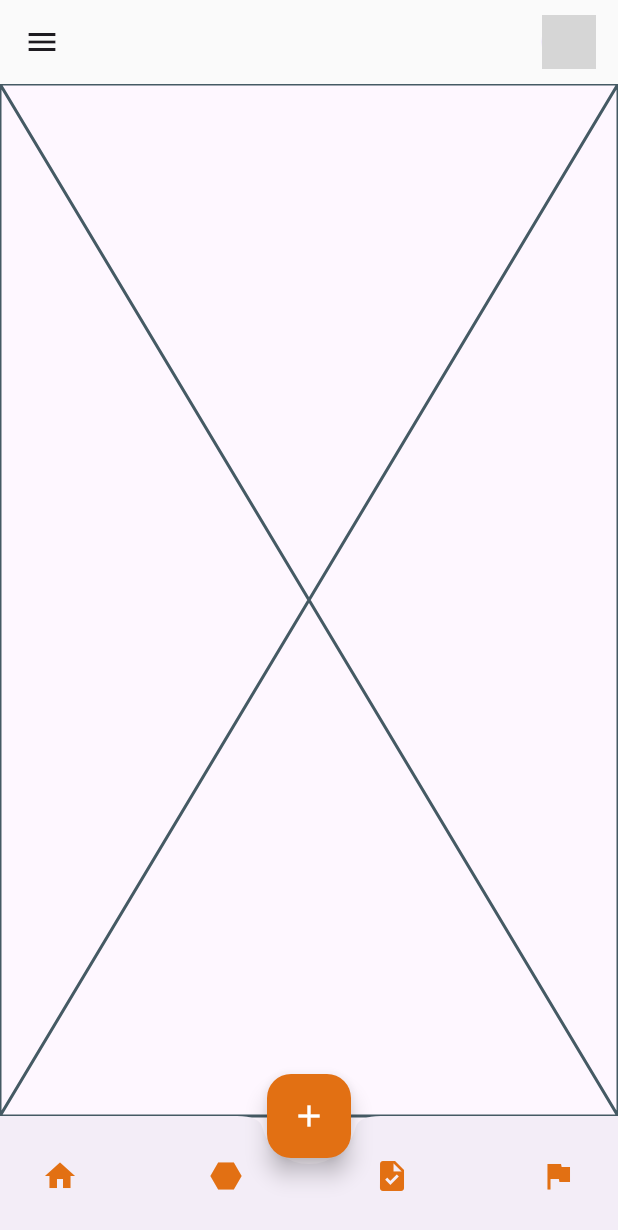
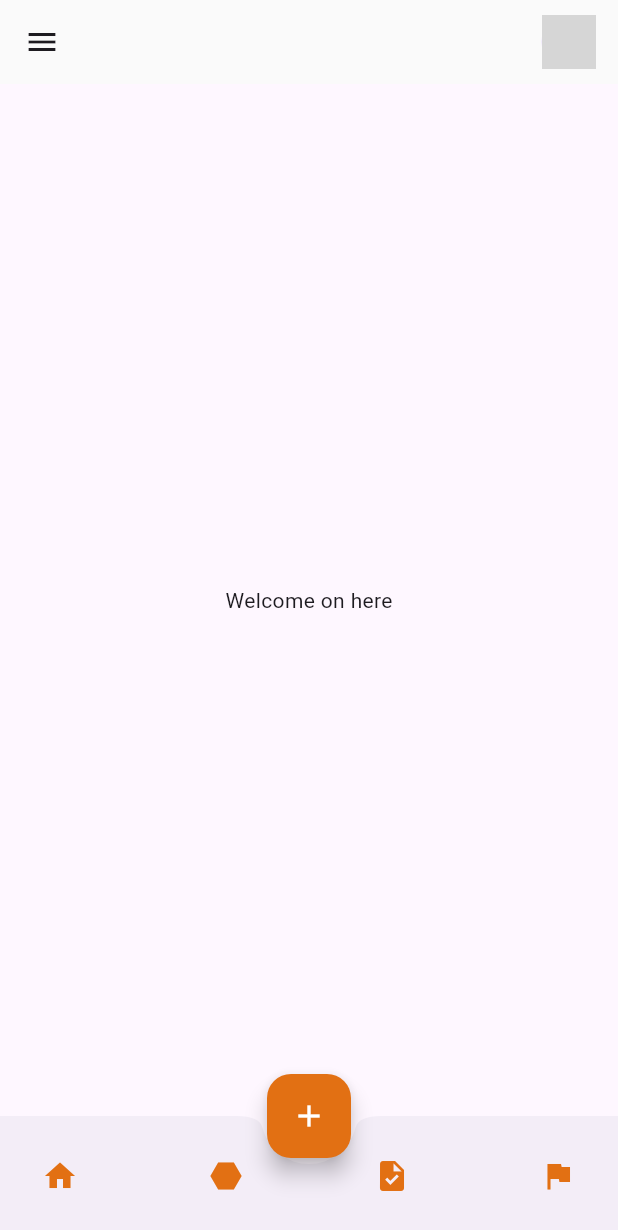
Before and after one commit to Sparklinglily/Habit-Tracker-App, a Flutter app: the screen it shows once a user with an empty profile is signed in, item 2 of the bottom bar chosen, on a phone screen of 412 x 824 dp. Shown: the top 1230 px of the screen. Run offline on Flutter 3.47's test engine with Material 3 defaults, Android fonts, the phone set to English and light mode, and no system bars; our stand-ins replace cloud_firestore, email_validator, firebase_auth, firebase_core, flutter_slidable, get and 4 more; missing offline and left inert: dart:ffi; accounts and stored records are empty; network calls fail; grey boxes are pictures that could not be loaded.

Commit message:
habit page

```diff
--- a/lib/presentation/views/home/bottomNavButtons/habits.dart
+++ b/lib/presentation/views/home/bottomNavButtons/habits.dart
@@ -5,6 +5,10 @@ class HabitsPage extends StatelessWidget {
 
   @override
   Widget build(BuildContext context) {
-    return const Placeholder();
+    return const Scaffold(
+      body: Center(
+        child: Text('Welcome on here'),
+      ),
+    );
   }
 }
```
